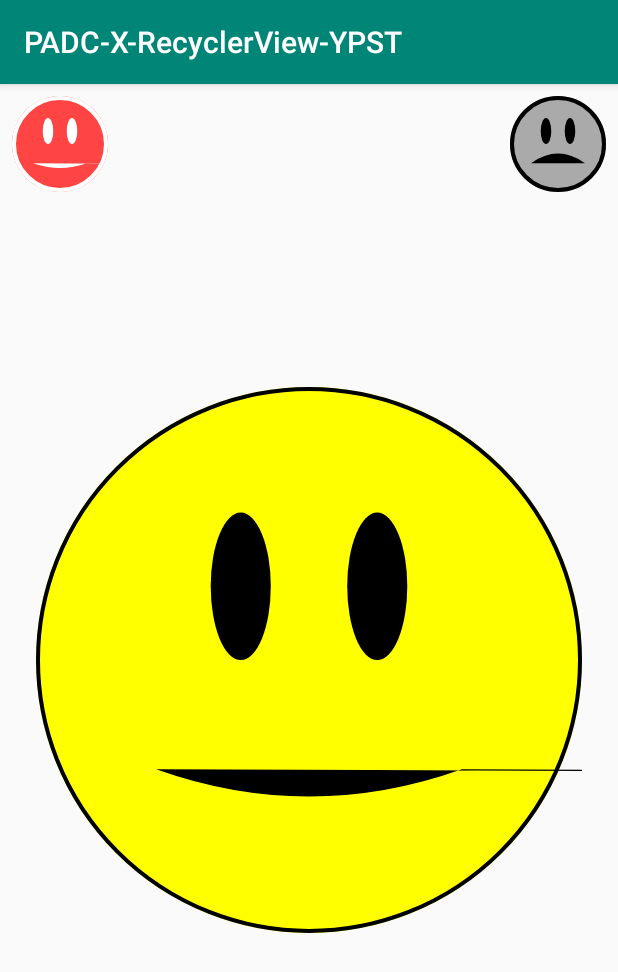
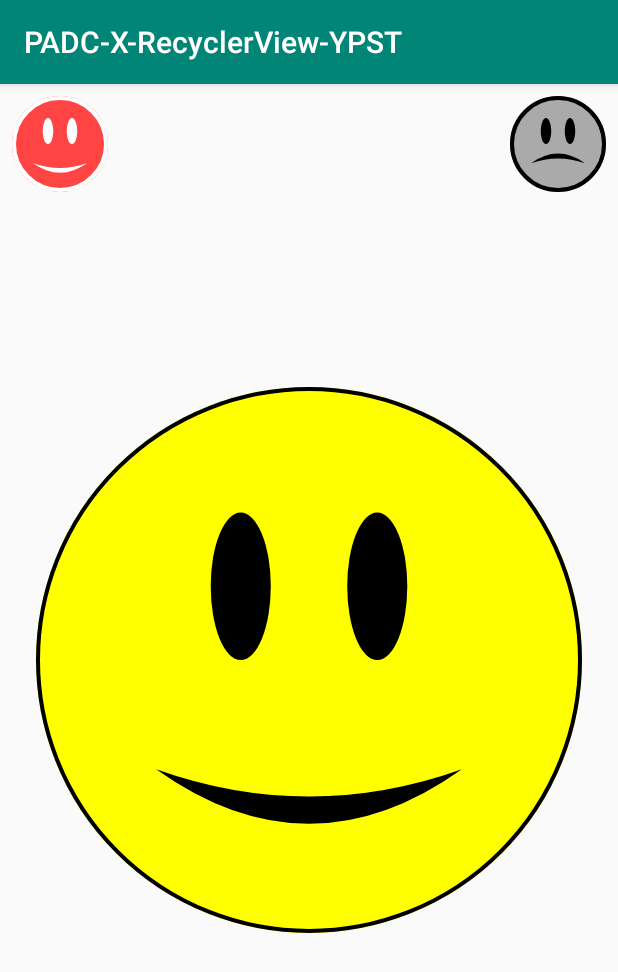
Before and after one commit to ThanHteikAung/CustomViewCreate, an Android app: the CustomComponentActivity screen opened directly, with no data from a screen before it, on a phone screen of 412 x 824 dp. Shown: the top 972 px of the screen. Run offline under Robolectric (Android 15) with nearby library versions, the phone set to English and light mode, and no system bars; network calls fail.

Commit message:
Caused by: java.nio.file.InvalidPathException: Illegal char <:> at index 58: com.example.project.app-mergeDebugResources-32:/values/values.xml -------------------------------------------------- Finished Fix error and handle user's action(EmotionalFaceView)

```diff
--- a/app/src/main/java/com/padcmyanmar/padcx/padc_x_recyclerview_ypst/activities/CustomComponentActivity.kt
+++ b/app/src/main/java/com/padcmyanmar/padcx/padc_x_recyclerview_ypst/activities/CustomComponentActivity.kt
@@ -15,12 +15,12 @@ class CustomComponentActivity : AppCompatActivity() {
 
         //1
         happyButton.setOnClickListener {
-            emotionalFaceView.happinessSate = EmotionalFaceView.HAPPY
+            emotionalFaceView.happinessState = EmotionalFaceView.HAPPY
         }
 
         //2
         sadButton.setOnClickListener {
-            emotionalFaceView.happinessSate = EmotionalFaceView.SAD
+            emotionalFaceView.happinessState = EmotionalFaceView.SAD
         }
     }
 
--- a/app/src/main/java/com/padcmyanmar/padcx/padc_x_recyclerview_ypst/veiws/components/EmotionalFaceView.kt
+++ b/app/src/main/java/com/padcmyanmar/padcx/padc_x_recyclerview_ypst/veiws/components/EmotionalFaceView.kt
@@ -9,43 +9,40 @@ import com.padcmyanmar.padcx.padc_x_recyclerview_ypst.R
 
 class EmotionalFaceView(context: Context, attrs: AttributeSet) : View(context, attrs) {
 
-    //Paint object for coloring and styling
+    // Paint object for coloring and styling
     private val paint = Paint(Paint.ANTI_ALIAS_FLAG)
 
-    //2
-    //Some colors for the face background,eyes and mouth
+    // Some colors for the face background, eyes and mouth.
     private var faceColor = DEFAULT_FACE_COLOR
     private var eyesColor = DEFAULT_EYES_COLOR
     private var mouthColor = DEFAULT_MOUTH_COLOR
     private var borderColor = DEFAULT_BORDER_COLOR
 
-    //Face border width in pixels
+    // Face border width in pixels
     private var borderWidth = DEFAULT_BORDER_WIDTH
 
-    //View size in pixels
+    // View size in pixels
     private var size = 0
 
-    //To draw mouth on a path
+    // To draw mouth on a path
     private val mouthPath = Path()
 
-    //3
-    var happinessSate = HAPPY
+    var happinessState = HAPPY
         set(state) {
             field = state
             invalidate()
         }
 
-    //5
     init {
         paint.isAntiAlias = true
         setupAttributes(attrs)
     }
 
-    private fun setupAttributes(attrs: AttributeSet) {
-        //6
-        //get custom attribute values from xml
+    private fun setupAttributes(attrs: AttributeSet?) {
+
+        // get custom attribute values from xml
         context.withStyledAttributes(attrs, R.styleable.EmotionalFaceView) {
-            happinessSate = getString(R.styleable.EmotionalFaceView_state)?.toLongOrNull() ?: HAPPY
+            happinessState = getString(R.styleable.EmotionalFaceView_state)?.toLongOrNull() ?: HAPPY
             faceColor = getColor(R.styleable.EmotionalFaceView_faceColor, DEFAULT_FACE_COLOR)
             eyesColor = getColor(R.styleable.EmotionalFaceView_eyesColor, DEFAULT_EYES_COLOR)
             mouthColor = getColor(R.styleable.EmotionalFaceView_mouthColor, DEFAULT_MOUTH_COLOR)
@@ -56,7 +53,7 @@ class EmotionalFaceView(context: Context, attrs: AttributeSet) : View(context, a
     }
 
     override fun onDraw(canvas: Canvas) {
-        //call the super method to keep any drawing from the parent side.
+        // call the super method to keep any drawing from the parent side.
         super.onDraw(canvas)
 
         drawFaceBackground(canvas)
@@ -65,71 +62,95 @@ class EmotionalFaceView(context: Context, attrs: AttributeSet) : View(context, a
     }
 
     private fun drawFaceBackground(canvas: Canvas) {
-        //1 set background color to faceColor and fill that color.
+
+        // 1 set background color to faceColor and fill that color.
         paint.color = faceColor
         paint.style = Paint.Style.FILL
 
-        //2 calculate the radius of the circle (320/2) => 160
+        // 2 calculate the radius of the circle  (320/2) => 160
         val radius = size / 2f
 
+        /**
+         * 3
+         * @param cx is x-coordinate of circle => 160
+         * @param cy is y-coordinate of circle => 160
+         *
+         * start draw the circle from the center position (x,y) with radius 160 and paint
+         */
         canvas.drawCircle(size / 2f, size / 2f, radius, paint)
 
-        //4 set background stroke color to border color and make it stroke.
+        // 4 set background stroke color to border color and make it stroke.
         paint.color = borderColor
         paint.style = Paint.Style.STROKE
         paint.strokeWidth = borderWidth
 
-        //5
+        // 5
         canvas.drawCircle(size / 2f, size / 2f, radius - borderWidth / 2f, paint)
+
     }
 
     private fun drawEyes(canvas: Canvas) {
-        //1 set background color to eyesColor and fill that color
+
+        // 1 set background color to eyesColor and fill that color
         paint.color = eyesColor
         paint.style = Paint.Style.FILL
 
-        //2 for left eye
+        /* 2  for left eye
+           the first four parameter is left,top,right,bottom to define four point
+           eg. (left,top) , (left,bottom) , (right,top) , (right,bottom)
+           percentages of the size: (32%, 23%, 43%, 50%)
+         */
         val leftEyeRect = RectF(size * 0.32f, size * 0.23f, size * 0.43f, size * 0.50f)
 
         canvas.drawOval(leftEyeRect, paint)
 
-        //3 for right eye
+        /* 3 for right eye
+           percentages of the size: (57%, 23%, 68%, 50%)
+         */
         val rightEyeRect = RectF(size * 0.57f, size * 0.23f, size * 0.68f, size * 0.50f)
 
-        //4
+        // 4
         canvas.drawOval(rightEyeRect, paint)
 
     }
 
     private fun drawMouth(canvas: Canvas) {
 
-        //1. This will reset the path and remove any old path before drawing a new path.
+        // 1 This will reset the path and remove any old path before drawing a new path.
         mouthPath.reset()
 
-        //the starting point of the path to (x0,y0)by using the moveTo()
-        //(22,70)
+        /*
+           the starting point of the path to (x0,y0) by using the moveTo()
+           (22,70)
+         */
         mouthPath.moveTo(size * 0.22f, size * 0.7f)
 
-        if(happinessSate == HAPPY){
-            //2.
-            // draw a curved path from the starting point and through (x1.y1) that ends with (x2,y2)
+        if (happinessState == HAPPY) {
+            // 2
+            /*
+               draw a curved path from the starting point and through (x1,y1) that ends with (x2,y2)
+               (50,80) , (78,70)
+            */
             mouthPath.quadTo(size * 0.50f, size * 0.80f, size * 0.78f, size * 0.70f)
 
-            //draw a curved path starting from the last end point (x2,y2) and through (x3,y3) and that ends with (x0,y0)
-            mouthPath.quadTo(size * 50f, size * 0.90f, size * 0.22f, size * 0.70f)
-        }else{
-            //3
-            mouthPath.quadTo(size * 0.50f, size * 0.50f, size * 0.78f, size * 0.70f)
-            mouthPath.quadTo(size * 50f, size * 0.60f, size * 0.22f, size * 0.70f)
+            /*
+               Draw a curved path starting from the last end point (x2,y2) and through (x3,y3) and that ends with (x0,y0)
+               (50,90) , (22,70)
+             */
+            mouthPath.quadTo(size * 0.50f, size * 0.90f, size * 0.22f, size * 0.70f)
+
+        } else {
+
+            // 3
+            mouthPath.quadTo(size * 0.5f, size * 0.50f, size * 0.78f, size * 0.7f)
+            mouthPath.quadTo(size * 0.5f, size * 0.60f, size * 0.22f, size * 0.7f)
         }
 
 
-
-        //4. set background color to mouthColor and fill that color
+        // set background color to mouthColor and fill that color
         paint.color = mouthColor
         paint.style = Paint.Style.FILL
 
-        //5.
         canvas.drawPath(mouthPath, paint)
     }
 
@@ -139,13 +160,13 @@ class EmotionalFaceView(context: Context, attrs: AttributeSet) : View(context, a
         // 1 get minimum value
         size = measuredWidth.coerceAtMost(measuredHeight)
 
-        //2 override width and height
+        // 2 override width and height
         setMeasuredDimension(size, size)
-
     }
 
-    //1
+
     companion object {
+
         private const val DEFAULT_FACE_COLOR = Color.YELLOW
         private const val DEFAULT_EYES_COLOR = Color.BLACK
         private const val DEFAULT_MOUTH_COLOR = Color.BLACK
--- a/app/src/main/java/com/padcmyanmar/padcx/padc_x_recyclerview_ypst/veiws/components/PrefixCustomEditText.kt
+++ b/app/src/main/java/com/padcmyanmar/padcx/padc_x_recyclerview_ypst/veiws/components/PrefixCustomEditText.kt
@@ -18,8 +18,8 @@ class PrefixCustomEditText(context: Context, attrs: AttributeSet) :
 
     init {
         context.withStyledAttributes(attrs, R.styleable.PrefixCustomEditText){
-            mPrefix = getString(R.styleable.PrefixCustomEditText_prefix) ?: mPrefix
-            mPrefixColor = getColor(R.styleable.PrefixCustomEditText_prefixColor,mPrefixColor)
+            mPrefix = getString(R.styleable.PrefixCustomEditText_prefixText) ?: mPrefix
+            mPrefixColor = getColor(R.styleable.PrefixCustomEditText_prefixTextColor,mPrefixColor)
         }
     }
 
--- a/app/src/main/res/layout/activity_custom_component.xml
+++ b/app/src/main/res/layout/activity_custom_component.xml
@@ -11,7 +11,10 @@
         android:layout_width="match_parent"
         android:layout_height="match_parent"
         android:layout_centerInParent="true"
-        android:layout_margin="@dimen/margin_large"/>
+        android:layout_marginStart="@dimen/margin_large"
+        android:layout_marginTop="@dimen/margin_large"
+        android:layout_marginEnd="@dimen/margin_large"
+        android:layout_marginBottom="@dimen/margin_large" />
 
     <com.padcmyanmar.padcx.padc_x_recyclerview_ypst.veiws.components.EmotionalFaceView
         android:id="@+id/happyButton"
--- a/build.gradle
+++ b/build.gradle
@@ -8,8 +8,8 @@ buildscript {
 
     }
     dependencies {
-        classpath 'com.android.tools.build:gradle:7.2.2'
-        classpath "org.jetbrains.kotlin:kotlin-gradle-plugin:1.7.10"
+        classpath 'com.android.tools.build:gradle:3.5.1'
+        classpath "org.jetbrains.kotlin:kotlin-gradle-plugin:$kotlin_version"
         // NOTE: Do not place your application dependencies here; they belong
         // in the individual module build.gradle files
     }
```
Also changed, not shown: app/build.gradle (+7 -15 lines), app/src/main/java/com/padcmyanmar/padcx/padc_x_recyclerview_ypst/activities/ModifyCustomViewActivity.kt (+40 -0 lines), app/src/main/res/layout/activity_modify_custom_view.xml (+48 -3 lines), app/src/main/res/values/attrs.xml (+9 -10 lines), app/src/main/res/values/styles.xml (+5 -4 lines), gradle/wrapper/gradle-wrapper.properties.
